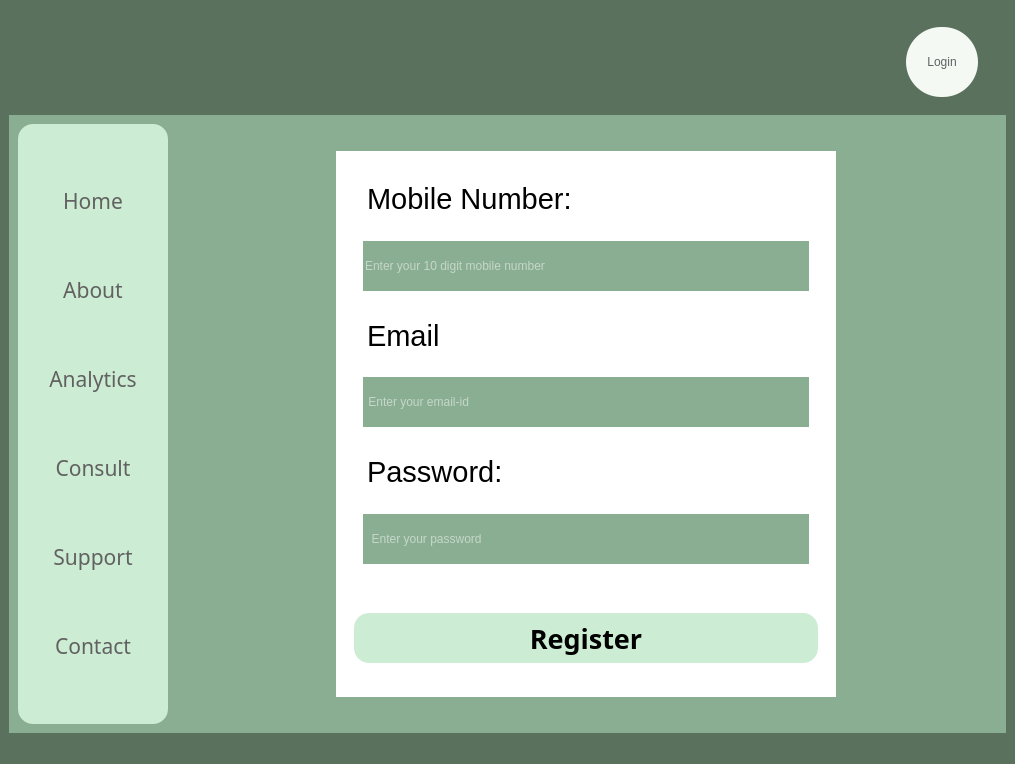
The window that register_window.ui (srishtiigautam/restorehealth) describes before a commit, drawn with Qt 5.
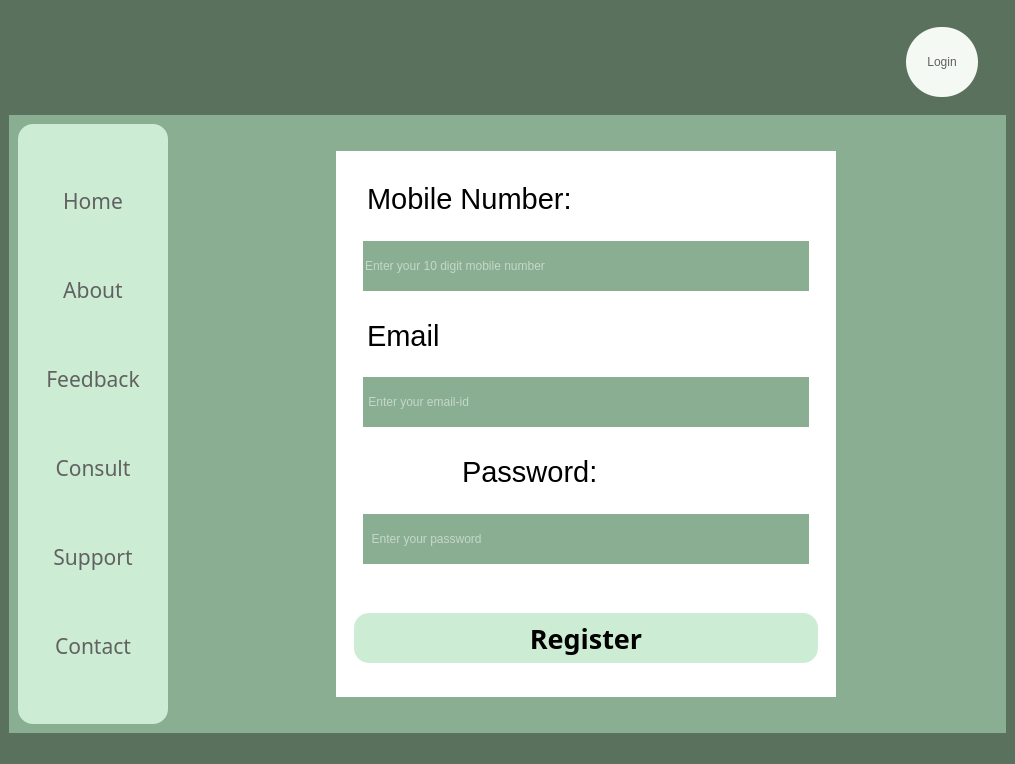
The same window after the commit. Icons and pictures are not drawn.

Commit message: "Analytics" changed to "Feedback"

The edit to the form file:
```diff
--- a/register_window.ui
+++ b/register_window.ui
@@ -304,7 +304,7 @@
 </string>
             </property>
             <property name="text">
-             <string>Analytics</string>
+             <string>Feedback</string>
             </property>
            </widget>
           </item>
@@ -657,7 +657,7 @@
                         </layout>
                        </widget>
                       </item>
-                      <item alignment="Qt::AlignLeft">
+                      <item>
                        <widget class="QFrame" name="frame_19">
                         <property name="minimumSize">
                          <size>
```
The commit also changes 19 other files.
